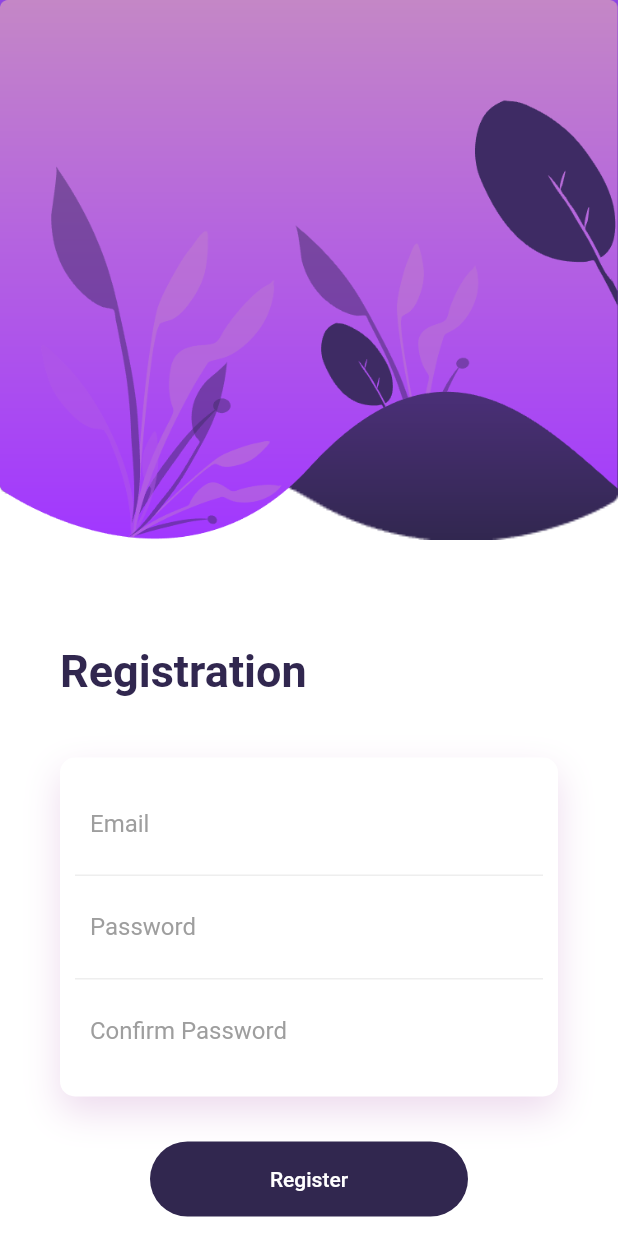
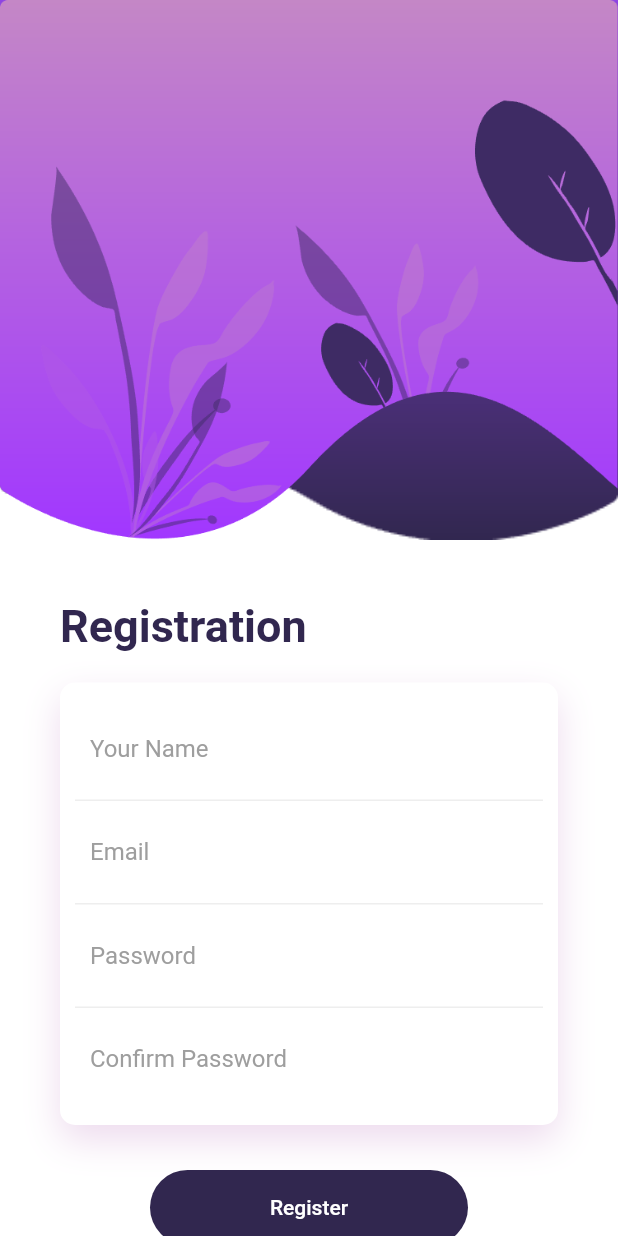
Before and after one commit to YousefBaj/todo-app, a Flutter app: the RegistrationScreen screen opened by its route, on a phone screen of 412 x 824 dp. Run offline on Flutter 3.47's test engine with Material 2 defaults, Android fonts, the phone set to English and light mode, and no system bars; our stand-ins replace cloud_firestore, firebase_auth, modal_progress_hud, shared_preferences, simple_animations; accounts and stored records are empty.

Commit message:
add name and animation

```diff
--- a/lib/Screens/RegistrationScreen.dart
+++ b/lib/Screens/RegistrationScreen.dart
@@ -1,3 +1,4 @@
+import 'package:cloud_firestore/cloud_firestore.dart';
 import 'package:firebase_auth/firebase_auth.dart';
 import 'package:flutter/material.dart';
 import 'package:modal_progress_hud/modal_progress_hud.dart';
@@ -6,6 +7,8 @@ import 'package:todoapp/Screens/show_alert_dialog.dart';
 import 'package:todoapp/errors/error.dart';
 
 import 'TasksScreen.dart';
+
+final _firestore = Firestore.instance;
 
 class RegistrationScreen extends StatefulWidget {
   static const String id = 'registrationScreen';
@@ -16,6 +19,7 @@ class RegistrationScreen extends StatefulWidget {
 class _RegistrationScreenState extends State<RegistrationScreen> {
   final _auth = FirebaseAuth.instance;
   bool showSpinner = false;
+  String name;
   String email;
   String passWord;
   String confirmPassword;
@@ -74,9 +78,6 @@ class _RegistrationScreenState extends State<RegistrationScreen> {
                   ],
                 ),
               ),
-              SizedBox(
-                height: 30,
-              ),
               Padding(
                 padding: EdgeInsets.symmetric(horizontal: 40),
                 child: Column(
@@ -94,7 +95,7 @@ class _RegistrationScreenState extends State<RegistrationScreen> {
                       ),
                     ),
                     SizedBox(
-                      height: 40,
+                      height: 20,
                     ),
                     FadeAnimation(
                       1.7,
@@ -113,6 +114,28 @@ class _RegistrationScreenState extends State<RegistrationScreen> {
                         ),
                         child: Column(
                           children: [
+                            Container(
+                              padding: EdgeInsets.all(10),
+                              decoration: BoxDecoration(
+                                border: Border(
+                                  bottom: BorderSide(
+                                    color: Colors.grey[200],
+                                  ),
+                                ),
+                              ),
+                              child: TextField(
+                                keyboardType: TextInputType.emailAddress,
+                                decoration: InputDecoration(
+                                  border: InputBorder.none,
+                                  hintText: "Your Name",
+                                  hintStyle: TextStyle(color: Colors.grey),
+                                ),
+                                cursorColor: Color.fromRGBO(196, 135, 198, 1),
+                                onChanged: (newName) {
+                                  name = newName;
+                                },
+                              ),
+                            ),
                             Container(
                               padding: EdgeInsets.all(10),
                               decoration: BoxDecoration(
@@ -204,6 +227,10 @@ class _RegistrationScreenState extends State<RegistrationScreen> {
                                             email: email, password: passWord);
 
                                     if (user != null) {
+                                      _firestore
+                                          .collection(email)
+                                          .document('profile')
+                                          .setData({'name': name});
                                       Navigator.pushNamed(
                                           context, TasksScreen.id);
                                     }
--- a/lib/Screens/add_task_screen.dart
+++ b/lib/Screens/add_task_screen.dart
@@ -62,7 +62,7 @@ class AddTaskScreen extends StatelessWidget {
               onPressed: () {
                 if (newTaskTitle != null) {
                   _firestore
-                      .collection(userId)
+                      .collection('${userId}/profile/tasks')
                       .document(context.read<TaskData>().taskCount.toString())
                       .setData(
                     {
--- a/lib/Screens/loginScreen.dart
+++ b/lib/Screens/loginScreen.dart
@@ -1,3 +1,4 @@
+import 'package:cloud_firestore/cloud_firestore.dart';
 import 'package:firebase_auth/firebase_auth.dart';
 import 'package:flutter/material.dart';
 import 'package:modal_progress_hud/modal_progress_hud.dart';
@@ -11,6 +12,7 @@ import 'RegistrationScreen.dart';
 import 'TasksScreen.dart';
 
 enum authProblems { UserNotFound, PasswordNotValid, NetworkError }
+final _firestore = Firestore.instance;
 
 class LoginScreen extends StatefulWidget {
   static const String id = 'loginScreen';
@@ -204,6 +206,7 @@ class _LoginScreenState extends State<LoginScreen> {
                                       sharedPreferences: prefs);
 
                                   if (user != null) {
+
                                     data.signIn(true, email);
                                     Navigator.pushNamed(
                                         context, TasksScreen.id);
--- a/lib/service/data_cache_service.dart
+++ b/lib/service/data_cache_service.dart
@@ -8,7 +8,7 @@ class DataCacheService {
 
   List<Task> getData() {
     List<Task> values = [];
-    print(66);
+
     final count = sharedPreferences.getInt('count');
     if (count != null) {
       for (var x = 0; x < count; x++) {
@@ -36,13 +36,16 @@ class DataCacheService {
   }
 
   Future<void> updateTask(String id, bool isDone) async {
-    print('yousef${id}');
     await sharedPreferences.setBool(id, isDone);
   }
 
   Future<void> signIn(bool isLogin, String email) async {
     await sharedPreferences.setBool('isLogin', true);
-    sharedPreferences.setString('userEmail', email);
+    await sharedPreferences.setString('userEmail', email);
+  }
+
+  Future<void> setName(String name) async {
+    await sharedPreferences.setString('name', name);
   }
 
   Future<void> signOut() async {
```
Also changed, not shown: lib/Screens/TasksScreen.dart (+20 -7 lines), lib/models/task_data.dart (+26 -5 lines).
